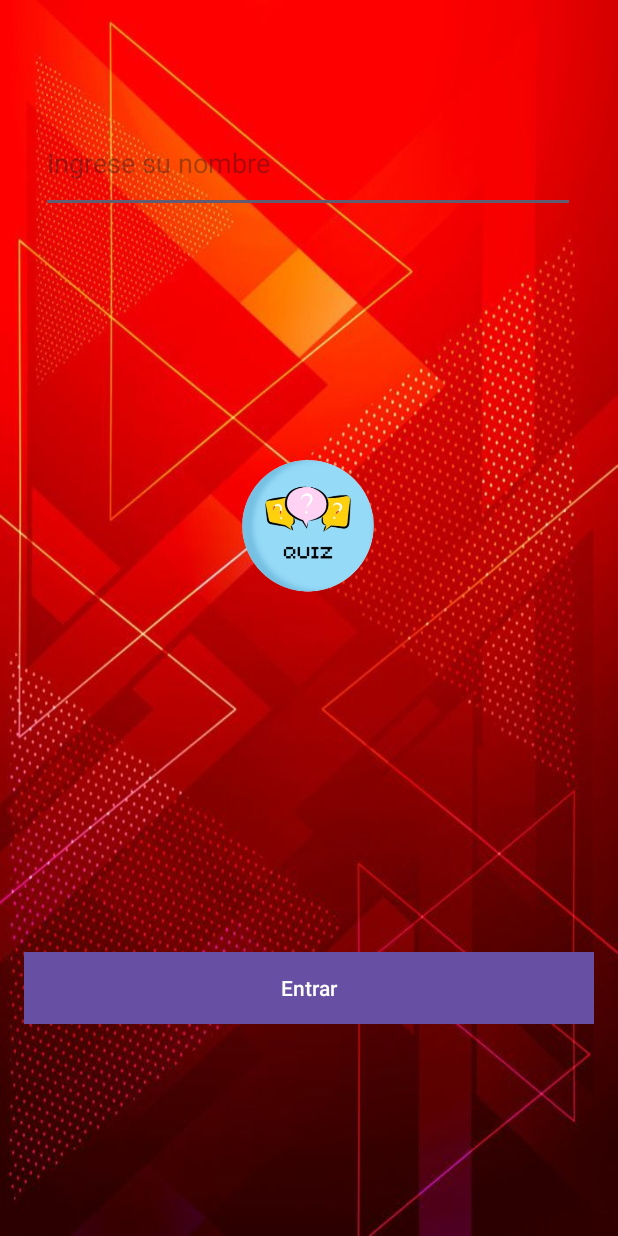
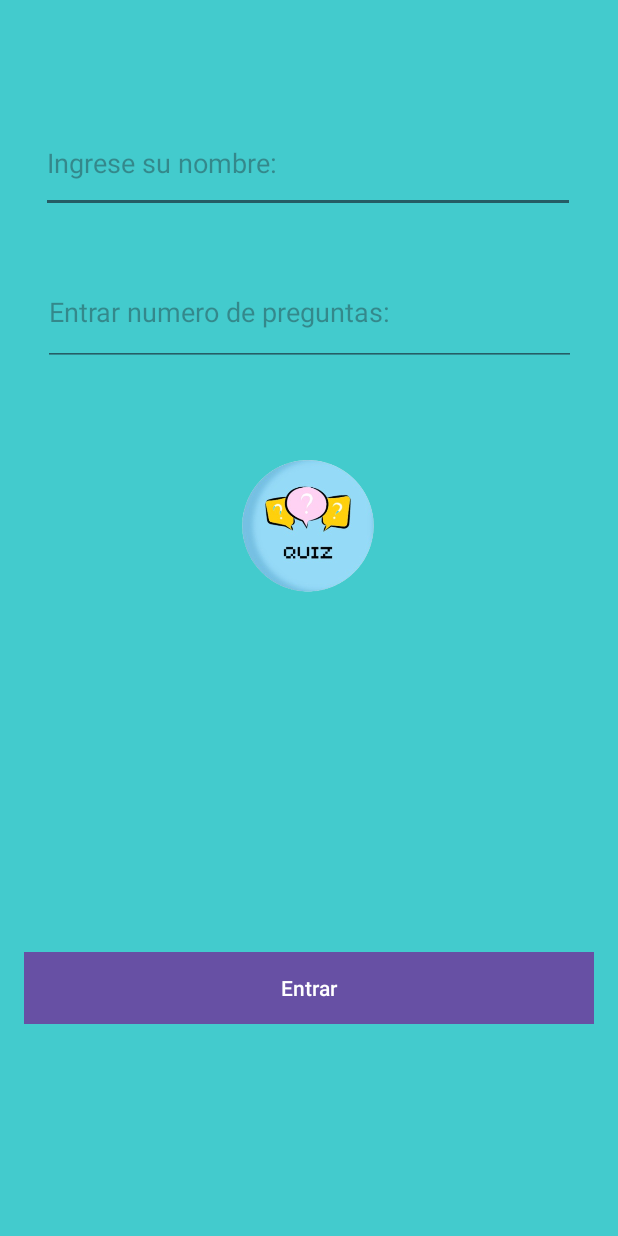
Before and after one commit to Davidgomez183/QuizMaster, an Android app: the screen it shows after launch (MainActivity), on a phone screen of 412 x 824 dp. Run offline under Robolectric (Android 15) with nearby library versions, the phone set to English and light mode, and no system bars.

Commit message:
obtener info del login

```diff
--- a/app/src/main/java/com/example/quizmaster/MainActivity.kt
+++ b/app/src/main/java/com/example/quizmaster/MainActivity.kt
@@ -1,12 +1,37 @@
 package com.example.quizmaster
 
 import android.os.Bundle
+import android.widget.Button
+import android.widget.EditText
+import android.widget.Toast
 import androidx.appcompat.app.AppCompatActivity
 
 class MainActivity : AppCompatActivity() {
+
+    private lateinit var editTextName: EditText
+    private lateinit var editTextNumberOfQuestions: EditText
+    private lateinit var buttonEnter: Button
     override fun onCreate(savedInstanceState: Bundle?) {
         super.onCreate(savedInstanceState)
         setContentView(R.layout.activity_main)
 
+        // Inicializar los elementos de la interfaz
+        editTextName = findViewById(R.id.editTextName)
+        editTextNumberOfQuestions = findViewById(R.id.editTextText)
+        buttonEnter = findViewById(R.id.buttonEnter)
+
+        // Configurar un listener para el botón
+        buttonEnter.setOnClickListener {
+            // Obtener los valores de los EditText
+            val nombre = editTextName.text.toString()
+            val numeroPreguntas = editTextNumberOfQuestions.text.toString()
+
+            // Puedes hacer lo que quieras con los valores, por ejemplo, mostrarlos en un Toast
+            // o pasarlos a otra actividad
+            // Mostrar la información en un Toast
+            val mensaje = "Nombre: $nombre\nNúmero de Preguntas: $numeroPreguntas"
+            Toast.makeText(this, mensaje, Toast.LENGTH_SHORT).show()
+        }
     }
-}
+
+    }
--- a/app/src/main/res/layout/activity_main.xml
+++ b/app/src/main/res/layout/activity_main.xml
@@ -4,7 +4,7 @@
     xmlns:tools="http://schemas.android.com/tools"
     android:layout_width="match_parent"
     android:layout_height="match_parent"
-    android:background="@drawable/pruevafondo"
+    android:background="@color/claro400"
     tools:context=".MainActivity">
 
     <EditText
@@ -12,7 +12,9 @@
         android:layout_width="356dp"
         android:layout_height="66dp"
         android:layout_marginTop="76dp"
-        android:hint="Ingrese su nombre"
+        android:backgroundTint="@color/claro900"
+        android:singleLine="false"
+        android:hint="Ingrese su nombre:"
         app:layout_constraintEnd_toEndOf="parent"
         app:layout_constraintHorizontal_bias="0.492"
         app:layout_constraintStart_toStartOf="parent"
@@ -25,7 +27,7 @@
         android:layout_marginStart="16dp"
         android:layout_marginTop="16dp"
         android:layout_marginEnd="16dp"
-        android:background="@color/claro900"
+        android:background="@color/claro800"
         android:text="Entrar"
         app:layout_constraintBottom_toBottomOf="parent"
         app:layout_constraintEnd_toEndOf="parent"
@@ -59,4 +61,19 @@
         app:layout_constraintTop_toBottomOf="@+id/editTextName"
         app:srcCompat="@drawable/iconoremovebgpreview" />
 
+    <EditText
+        android:id="@+id/editTextText"
+        android:layout_width="355dp"
+        android:layout_height="71dp"
+        android:backgroundTint="@color/claro900"
+        android:drawableTint="#3F51B5"
+        android:ems="10"
+        android:hint="Entrar numero de preguntas:"
+        android:inputType="text"
+        app:layout_constraintBottom_toTopOf="@+id/imageView4"
+        app:layout_constraintEnd_toEndOf="parent"
+        app:layout_constraintStart_toStartOf="parent"
+        app:layout_constraintTop_toBottomOf="@+id/editTextName"
+        app:layout_constraintVertical_bias="0.449" />
+
 </androidx.constraintlayout.widget.ConstraintLayout>
```
